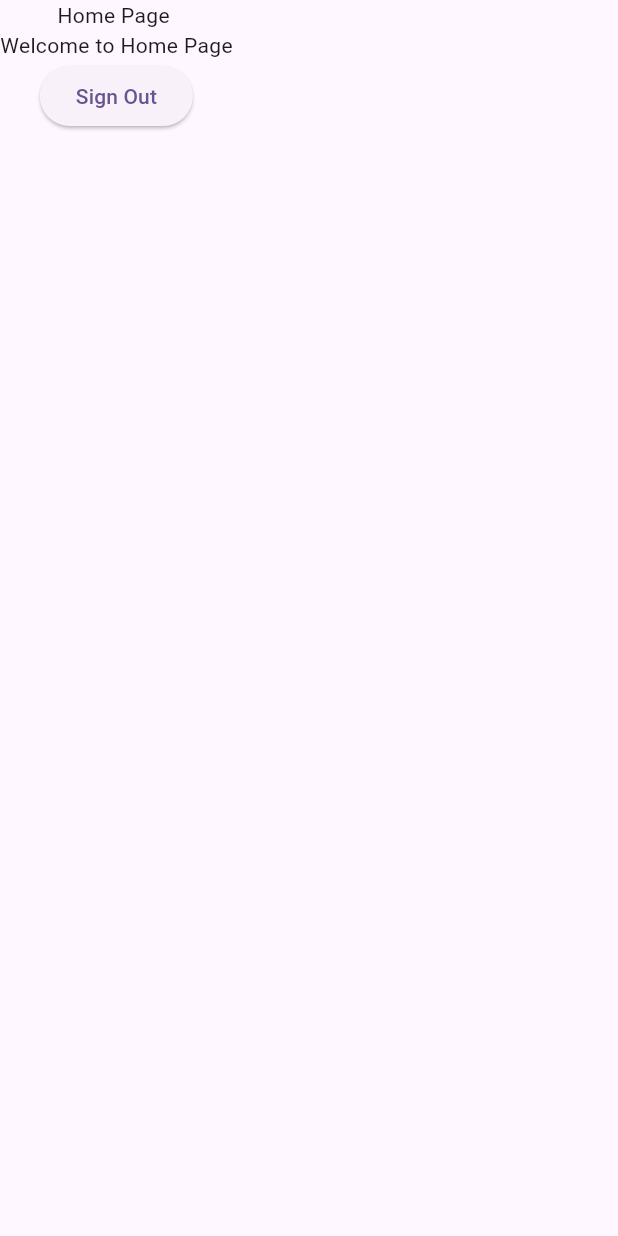
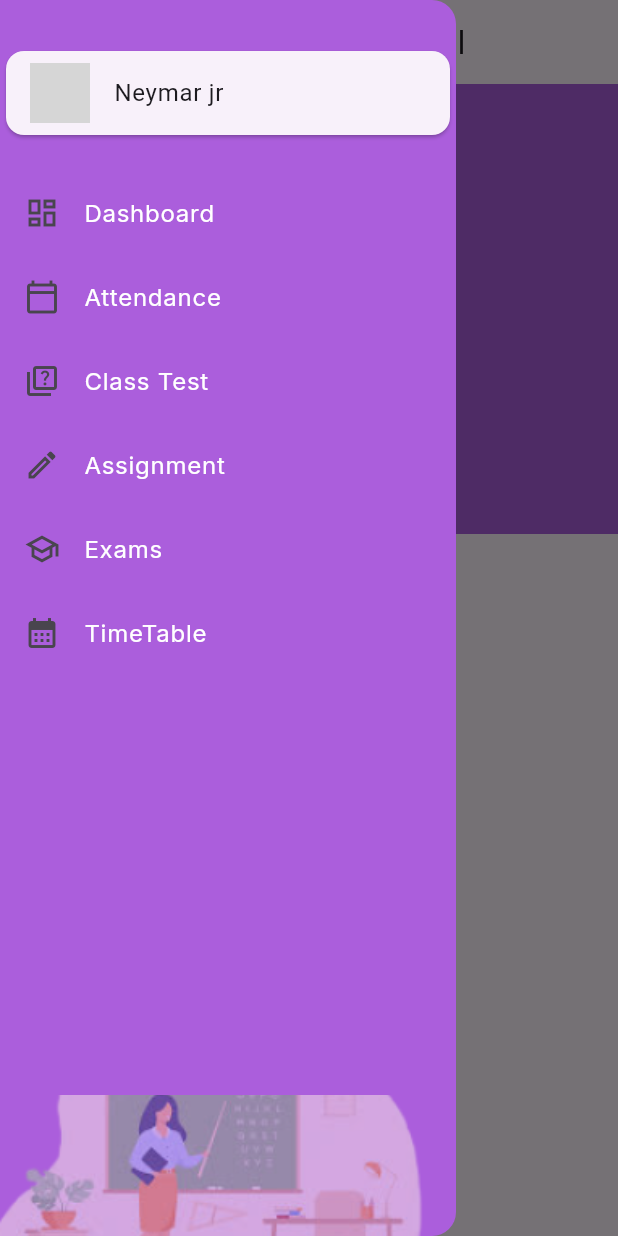
Before and after one commit to mmubash/School-Staff-Application, a Flutter app: the screen it shows once a user with an empty profile is signed in, with the side drawer open (before the commit the screen has no drawer), on a phone screen of 412 x 824 dp. Run offline on Flutter 3.47's test engine with Material 3 defaults, Android fonts, the phone set to English and light mode, and no system bars; our stand-ins replace cloud_firestore, firebase_auth, firebase_core, google_fonts; accounts and stored records are empty; network calls fail; grey boxes are pictures that could not be loaded.

Commit message:
Changes Made

```diff
--- a/lib/views/home_page.dart
+++ b/lib/views/home_page.dart
@@ -1,5 +1,6 @@
 import 'package:flutter/cupertino.dart';
 import 'package:flutter/material.dart';
+import 'package:google_fonts/google_fonts.dart';
 import 'package:provider/provider.dart';
 import 'package:school_staff/views/login_page.dart';
 
@@ -16,21 +17,126 @@ class _HomePageState extends State<HomePage> {
   @override
   Widget build(BuildContext context) {
     return Scaffold(
-      body: SafeArea(
-        child: Column(
-          crossAxisAlignment: CrossAxisAlignment.center,
-          children: [
-            Text("Home Page "),
-            Text("Welcome to Home Page"),
-            ElevatedButton(onPressed: (){
-              final authController =Provider.of<AuthController>(context,listen: false);
-              authController.signOut();
-              Navigator.push(context, MaterialPageRoute(builder: (context)=>LoginPage()));
-            },
-                child: Text("Sign Out"))
-          ],
+      appBar: AppBar(
+        title: Text("Demo Public School",style: GoogleFonts.inter(),),
+     centerTitle: true,
+      ),
+      drawer:  Drawer(
+
+        backgroundColor: Color(0xFFAB5EDC),
+        child: Stack(
+           children: [
+             Padding(
+               padding: const EdgeInsets.only(top: 730),
+               child: Image.asset("assets/drawerimg.png",
+
+                 width: 350,
+                 height: 160,
+                 fit: BoxFit.cover,
+
+               )
+             ),
+             Column(
+
+            children: [
+              Padding(
+                padding: const EdgeInsets.only(top: 30.0),
+                child: Card(
+                  child: ListTile(
+                    leading:CircleAvatar(
+                      backgroundImage: NetworkImage(
+                          'https://encrypted-tbn0.gstatic.com/images?q=tbn:ANd9GcQtbMLV28IAwaSFKV1MN_JXCvUms4WWHEOqRQ&usqp=CAU'),
+                    ),
+                    title: Text('Neymar jr'),
+                    onTap: () {
+
+                    },
+                  ),
+                ),
+              ),
+              SizedBox(height: 20),
+
+              ListTile(
+                leading: Icon(Icons.dashboard_outlined),
+                title: Text('Dashboard',style: GoogleFonts.inter(color: Colors.white),),
+                onTap: () {
+
+                },
+              ),
+              ListTile(
+                leading: Icon(Icons.calendar_today_outlined),
+                title: Text('Attendance',style: GoogleFonts.inter(color: Colors.white)),
+                onTap: () {
+
+                },
+              ),
+
+              ListTile(
+                leading: Icon(Icons.quiz_outlined),
+                title: Text('Class Test',style: GoogleFonts.inter(color: Colors.white)),
+                onTap: () {
+
+
+                },
+              ),
+              ListTile(
+                leading: Icon(Icons.create_outlined),
+                title: Text('Assignment',style: GoogleFonts.inter(color: Colors.white)),
+                onTap: () {
+
+
+                },
+              ),
+              ListTile(
+                leading: Icon(Icons.school_outlined),
+                title: Text('Exams',style: GoogleFonts.inter(color: Colors.white)),
+                onTap: () {
+
+                },
+              ),
+              ListTile(
+                leading: Icon(Icons.calendar_month_sharp),
+                title: Text('TimeTable',style: GoogleFonts.inter(color: Colors.white)),
+                onTap: () {
+
+                },
+              ),
+
+              Consumer<AuthController>(
+                builder: (context, AuthController, child) {
+                return Padding(
+                  padding: const EdgeInsets.only(top: 390),
+                  child: InkWell(
+                    onTap: (){
+                      AuthController.signOut();
+                      Navigator.pushAndRemoveUntil(context, MaterialPageRoute(builder: (context)=>LoginPage()),ModalRoute.withName('/'));
+                    },
+                    child: Container(
+                      height: 50,
+                      width: 700,
+                      decoration: BoxDecoration(
+                        color: Color(0xFFAB5EDC),
+                      ),
+                      child: Center(child: Text("Sign out ",style: GoogleFonts.inter(color: Colors.white,fontSize: 20),)),
+                    ),
+                  ),
+                );}
+              )
+            ],
+          )],
         ),
       ),
+      body: Stack(
+        children: [
+          Container(
+            width: 500,
+            height: 300,
+            decoration: BoxDecoration(
+              color: Color(0xFFAB5EDC)
+            ),
+          )
+        ],
+      )
     );
   }
 }
--- a/pubspec.yaml
+++ b/pubspec.yaml
@@ -65,7 +65,7 @@ flutter:
 
   # To add assets to your application, add an assets section, like this:
   assets:
-    - assets/logo.png
+    - assets/
 
 
   # An image asset can refer to one or more resolution-specific "variants", see
```
Also changed, not shown: assets/Group.png (added), assets/assignment.png (added), assets/classTest.png (added), assets/dashboard.png (added), assets/drawerimg.png (added), assets/exams.png (added), assets/timeTable.png (added).
